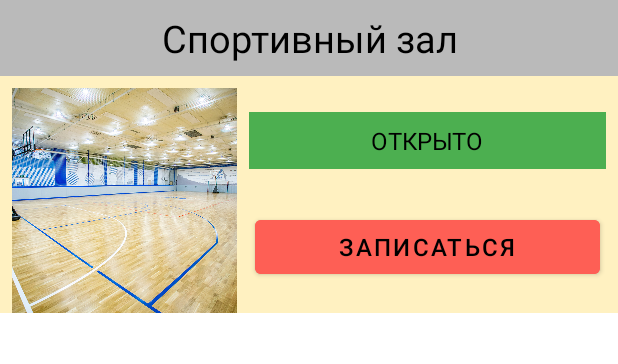
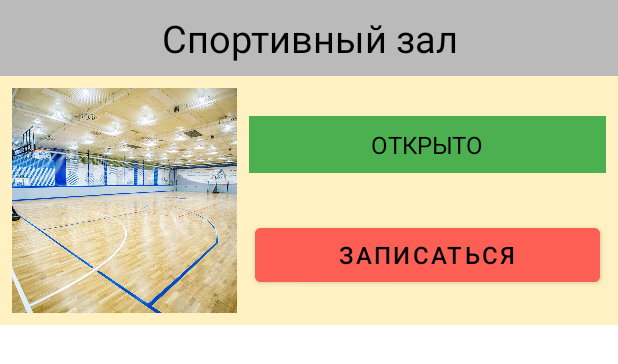
Before and after one commit to mne17let/MoscowCoders, an Android app: the layout item_list_sport_objects_constraint.xml on its own in the app's theme, with its tools: preview values and no code run, on a phone screen of 412 x 824 dp. Shown: the top 364 px of the screen. Run offline under Robolectric (Android 15) with nearby library versions, the phone set to English and light mode, and no system bars.

Commit message:
Худший дизайн мира и тост по нажатию на кнопку настроек

```diff
--- a/app/src/main/java/com/moscowcoders/ui/list/ListSportObjectsAdapter.kt
+++ b/app/src/main/java/com/moscowcoders/ui/list/ListSportObjectsAdapter.kt
@@ -61,7 +61,7 @@ class ListSportObjectsAdapter(private val clickListener: OnClickListener, ): Rec
                 if(day.dateLong < currentTime){
                     for (period in day.listOfPeriods){
                         if (currentTime > period.longTimeOpen && currentTime < period.longTimeClose){
-                            status.text = "Доступно"
+                            status.text = itemView.context.getString(R.string.object_is_available)
 
                             isOpen = true
                             status.setBackgroundColor(itemView.context.resources.getColor(R.color.sport_object_available, null))
@@ -71,7 +71,7 @@ class ListSportObjectsAdapter(private val clickListener: OnClickListener, ): Rec
             }
 
             if (!isOpen){
-                status.text = "Недоступно"
+                status.text = itemView.context.getString(R.string.object_is_not_available)
                 status.setBackgroundColor(itemView.context.resources.getColor(R.color.sport_object_unavailable, null))
             }
 
--- a/app/src/main/res/drawable/ic_settings.xml
+++ b/app/src/main/res/drawable/ic_settings.xml
@@ -1,7 +1,7 @@
 <vector android:tint="?attr/colorControlNormal"
     android:viewportHeight="24" android:viewportWidth="24"
-    android:width="36dp"
-    android:height="36dp"
+    android:width="16dp"
+    android:height="16dp"
     xmlns:android="http://schemas.android.com/apk/res/android">
     <path android:fillColor="@android:color/white" android:pathData="M19.14,12.94c0.04,-0.3 0.06,-0.61 0.06,-0.94c0,-0.32 -0.02,-0.64 -0.07,-0.94l2.03,-1.58c0.18,-0.14 0.23,-0.41 0.12,-0.61l-1.92,-3.32c-0.12,-0.22 -0.37,-0.29 -0.59,-0.22l-2.39,0.96c-0.5,-0.38 -1.03,-0.7 -1.62,-0.94L14.4,2.81c-0.04,-0.24 -0.24,-0.41 -0.48,-0.41h-3.84c-0.24,0 -0.43,0.17 -0.47,0.41L9.25,5.35C8.66,5.59 8.12,5.92 7.63,6.29L5.24,5.33c-0.22,-0.08 -0.47,0 -0.59,0.22L2.74,8.87C2.62,9.08 2.66,9.34 2.86,9.48l2.03,1.58C4.84,11.36 4.8,11.69 4.8,12s0.02,0.64 0.07,0.94l-2.03,1.58c-0.18,0.14 -0.23,0.41 -0.12,0.61l1.92,3.32c0.12,0.22 0.37,0.29 0.59,0.22l2.39,-0.96c0.5,0.38 1.03,0.7 1.62,0.94l0.36,2.54c0.05,0.24 0.24,0.41 0.48,0.41h3.84c0.24,0 0.44,-0.17 0.47,-0.41l0.36,-2.54c0.59,-0.24 1.13,-0.56 1.62,-0.94l2.39,0.96c0.22,0.08 0.47,0 0.59,-0.22l1.92,-3.32c0.12,-0.22 0.07,-0.47 -0.12,-0.61L19.14,12.94zM12,15.6c-1.98,0 -3.6,-1.62 -3.6,-3.6s1.62,-3.6 3.6,-3.6s3.6,1.62 3.6,3.6S13.98,15.6 12,15.6z"/>
 </vector>
--- a/app/src/main/res/layout/item_list_sport_objects_constraint.xml
+++ b/app/src/main/res/layout/item_list_sport_objects_constraint.xml
@@ -5,9 +5,7 @@
     android:layout_width="match_parent"
     android:layout_height="wrap_content"
     android:orientation="vertical"
-    android:background="@color/main_white"
-
-    android:layout_marginBottom="8dp">
+    android:background="@color/main_white">
 
     <TextView
         android:id="@+id/id_title_item_list_sport_objects"
@@ -29,11 +27,12 @@
         android:id="@+id/id_photo_item_sport_object"
         android:layout_width="150dp"
         android:layout_height="150dp"
-        android:layout_margin="8dp"
         android:scaleType="centerCrop"
         android:src="@drawable/sportzal_example"
+        app:layout_constraintBottom_toBottomOf="parent"
+        app:layout_constraintLeft_toLeftOf="parent"
         app:layout_constraintTop_toBottomOf="@id/id_title_item_list_sport_objects"
-        app:layout_constraintLeft_toLeftOf="parent"/>
+        android:layout_margin="8dp"/>
 
     <TextView
         android:id="@+id/id_status_item_sport_object"
```
Also changed, not shown: app/src/main/java/com/moscowcoders/ui/list/FragmentListSportObjects.kt (+7 -0 lines), app/src/main/res/layout/fragment_list_sport_objects.xml (+5 -3 lines).
